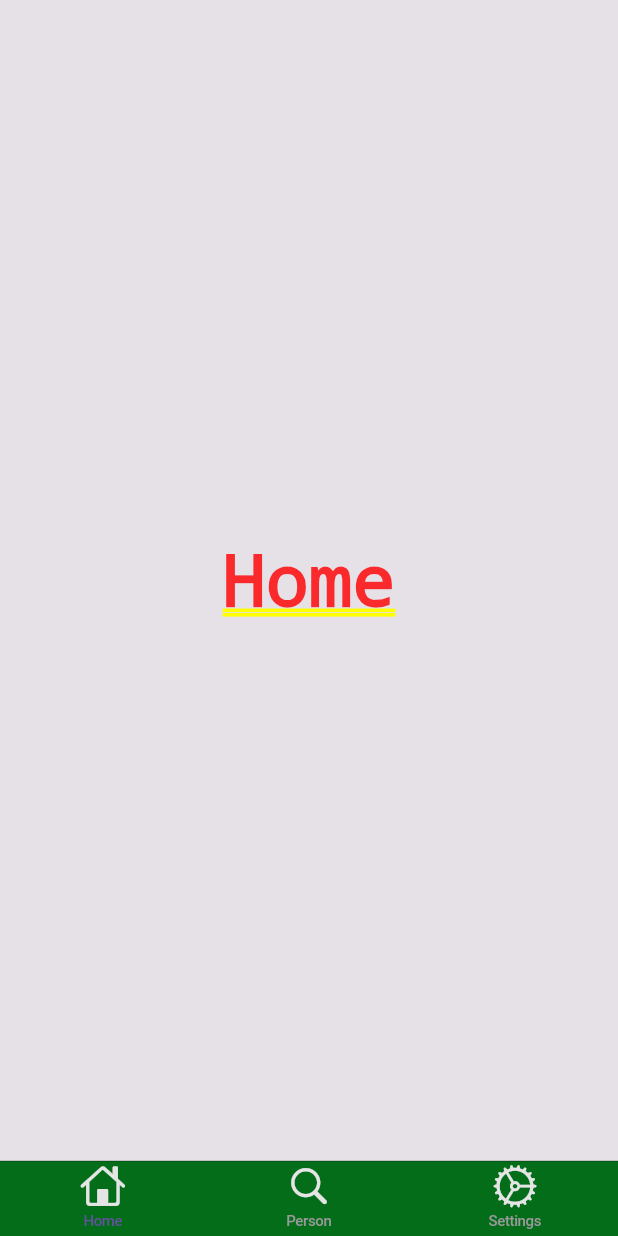
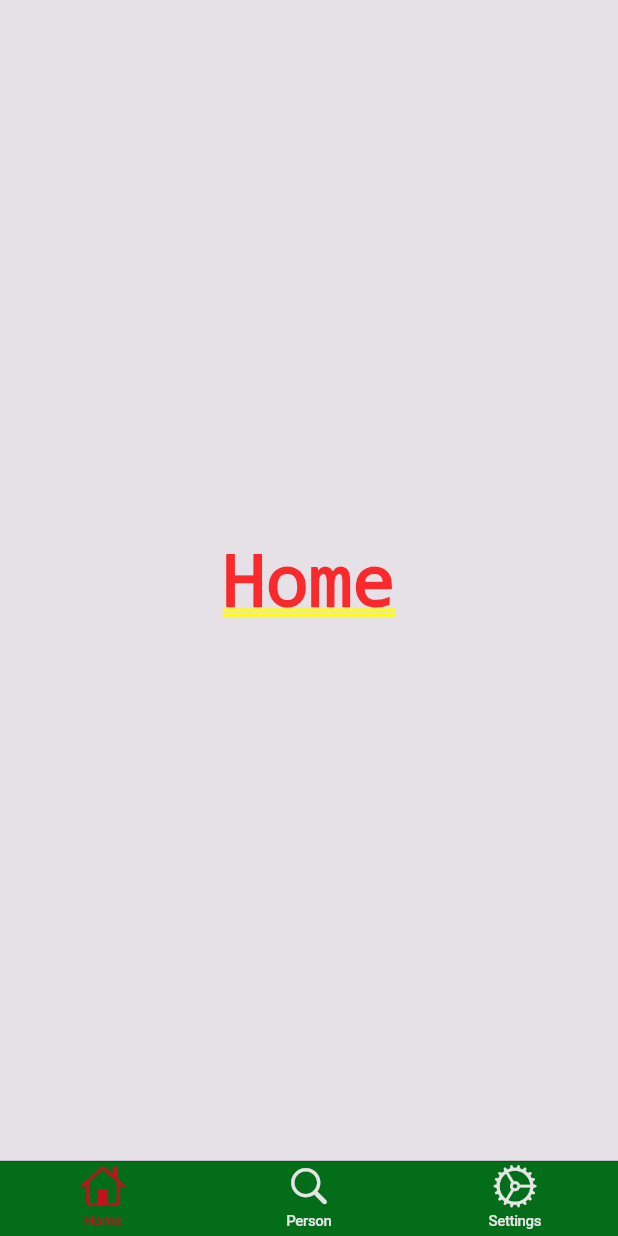
Before and after one commit to WenDEVLIFE/kapatidsync, a Flutter app: the BottomNavigationWidget screen opened by its route, on a phone screen of 412 x 824 dp. Run offline on Flutter 3.47's test engine with Material 3 defaults, Android fonts, the phone set to English and light mode, and no system bars.

Commit message:
Added hovers 👌

```diff
--- a/lib/src/widget/BottomNavigationWidget.dart
+++ b/lib/src/widget/BottomNavigationWidget.dart
@@ -1,11 +1,10 @@
 import 'package:flutter/cupertino.dart';
-
 import '../config/ColorUtils.dart';
 
 class BottomNavigationWidget extends StatelessWidget {
   BottomNavigationWidget({super.key});
 
-  final List <Widget> _widgetOptions = <Widget>[
+  final List<Widget> _widgetOptions = <Widget>[
     Text('Home'),
     Text('Person'),
     Text('Settings'),
@@ -16,17 +15,19 @@ class BottomNavigationWidget extends StatelessWidget {
     return CupertinoTabScaffold(
       tabBar: CupertinoTabBar(
         backgroundColor: ColorUtils.primaryColor,
+        activeColor: ColorUtils.accentColor, // Set the active color
+        inactiveColor: ColorUtils.secondaryColor, // Set the inactive color
         items: const <BottomNavigationBarItem>[
           BottomNavigationBarItem(
-            icon: Icon(CupertinoIcons.home, color: ColorUtils.secondaryColor,),
+            icon: Icon(CupertinoIcons.home),
             label: 'Home',
           ),
           BottomNavigationBarItem(
-            icon: Icon(CupertinoIcons.search, color: ColorUtils.secondaryColor,),
-              label: 'Person',
+            icon: Icon(CupertinoIcons.search),
+            label: 'Person',
           ),
           BottomNavigationBarItem(
-            icon: Icon(CupertinoIcons.settings,color: ColorUtils.secondaryColor,),
+            icon: Icon(CupertinoIcons.settings),
             label: 'Settings',
           ),
         ],
```
